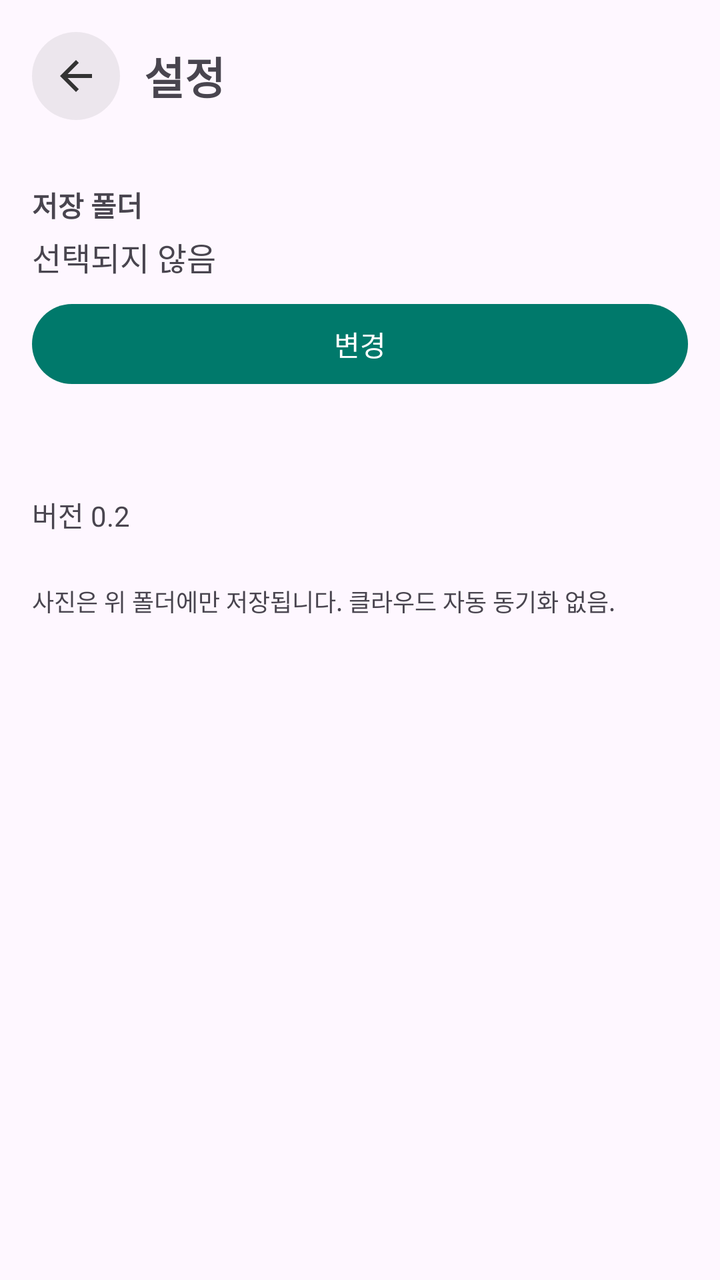
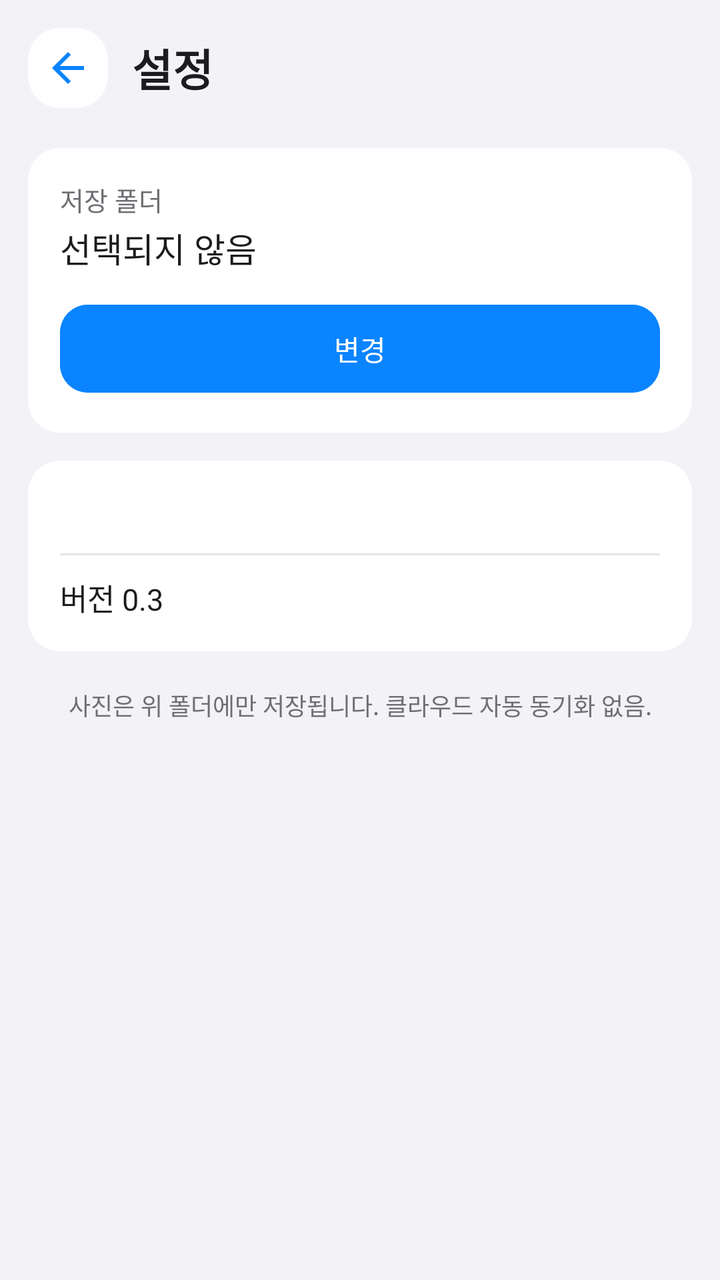

Compare the two renders of this Android layout. The source of the first and the diff that turns it into the second are given below.
<!-- AndroidManifest.xml: application theme Theme.ReceiptCam -->
<!-- res/layout/activity_settings.xml -->
<?xml version="1.0" encoding="utf-8"?>
<LinearLayout xmlns:android="http://schemas.android.com/apk/res/android"
    android:layout_width="match_parent"
    android:layout_height="match_parent"
    android:fitsSystemWindows="true"
    android:orientation="vertical"
    android:padding="16dp">

    <LinearLayout
        android:layout_width="match_parent"
        android:layout_height="wrap_content"
        android:gravity="center_vertical"
        android:orientation="horizontal">

        <ImageButton
            android:id="@+id/btnBack"
            android:layout_width="44dp"
            android:layout_height="44dp"
            android:padding="10dp"
            android:background="@drawable/circle_bg"
            android:backgroundTint="#33000000"
            android:src="@drawable/ic_arrow_back"
            android:tint="#333333"
            android:contentDescription="back" />

        <TextView
            android:layout_width="wrap_content"
            android:layout_height="wrap_content"
            android:layout_marginStart="12dp"
            android:text="@string/settings_title"
            android:textSize="22sp"
            android:textStyle="bold" />
    </LinearLayout>

    <TextView
        android:layout_width="match_parent"
        android:layout_height="wrap_content"
        android:layout_marginTop="32dp"
        android:text="@string/folder_label"
        android:textSize="14sp"
        android:textStyle="bold" />

    <TextView
        android:id="@+id/folderNameLabel"
        android:layout_width="match_parent"
        android:layout_height="wrap_content"
        android:layout_marginTop="4dp"
        android:text="@string/folder_none"
        android:textSize="16sp" />

    <Button
        android:id="@+id/btnChangeFolder"
        android:layout_width="match_parent"
        android:layout_height="wrap_content"
        android:layout_marginTop="8dp"
        android:text="@string/btn_change" />

    <TextView
        android:id="@+id/countLabel"
        android:layout_width="match_parent"
        android:layout_height="wrap_content"
        android:layout_marginTop="24dp"
        android:textSize="14sp" />

    <TextView
        android:layout_width="match_parent"
        android:layout_height="wrap_content"
        android:layout_marginTop="8dp"
        android:text="@string/version_info"
        android:textSize="14sp" />

    <TextView
        android:layout_width="match_parent"
        android:layout_height="wrap_content"
        android:layout_marginTop="24dp"
        android:text="@string/privacy_note"
        android:textSize="12sp" />

</LinearLayout>
<!-- resources referenced by this layout -->
<resources>
  <!-- drawable circle_bg (drawable) -->
  <?xml version="1.0" encoding="utf-8"?>
  <shape xmlns:android="http://schemas.android.com/apk/res/android"
      android:shape="oval">
      <solid android:color="#59000000" />
  </shape>
  <!-- drawable ic_arrow_back (drawable) -->
  <?xml version="1.0" encoding="utf-8"?>
  <vector xmlns:android="http://schemas.android.com/apk/res/android"
      android:width="24dp"
      android:height="24dp"
      android:viewportWidth="24"
      android:viewportHeight="24">
      <path
          android:fillColor="#FFFFFF"
          android:pathData="M20,11H7.83l5.59-5.59L12,4l-8,8 8,8 1.41-1.41L7.83,13H20v-2z" />
  </vector>
  <string name="btn_change">변경</string>
  <string name="folder_label">저장 폴더</string>
  <string name="folder_none">선택되지 않음</string>
  <string name="privacy_note">사진은 위 폴더에만 저장됩니다. 클라우드 자동 동기화 없음.</string>
  <string name="settings_title">설정</string>
  <string name="version_info">버전 0.2</string>
  <style name="Theme.ReceiptCam" parent="Theme.Material3.DayNight.NoActionBar">
          <item name="colorPrimary">@color/teal_700</item>
          <item name="colorOnPrimary">@color/white</item>
          <item name="android:statusBarColor">@android:color/transparent</item>
          <item name="android:navigationBarColor">@android:color/transparent</item>
      </style>
  <color name="teal_700">#00796B</color>
  <color name="white">#FFFFFF</color>
</resources>

<!-- the commit's change to res/layout/activity_settings.xml (unified diff, before → after) -->
@@ -1,11 +1,14 @@
 <?xml version="1.0" encoding="utf-8"?>
 <LinearLayout xmlns:android="http://schemas.android.com/apk/res/android"
+    xmlns:app="http://schemas.android.com/apk/res-auto"
     android:layout_width="match_parent"
     android:layout_height="match_parent"
     android:fitsSystemWindows="true"
     android:orientation="vertical"
-    android:padding="16dp">
+    android:background="@color/ios_bg"
+    android:padding="14dp">
 
+    
     <LinearLayout
         android:layout_width="match_parent"
         android:layout_height="wrap_content"
@@ -14,13 +17,12 @@
 
         <ImageButton
             android:id="@+id/btnBack"
-            android:layout_width="44dp"
-            android:layout_height="44dp"
-            android:padding="10dp"
-            android:background="@drawable/circle_bg"
-            android:backgroundTint="#33000000"
+            android:layout_width="40dp"
+            android:layout_height="40dp"
+            android:padding="9dp"
+            android:background="@drawable/bg_ios_card"
             android:src="@drawable/ic_arrow_back"
-            android:tint="#333333"
+            android:tint="@color/ios_blue"
             android:contentDescription="back" />
 
         <TextView
@@ -28,52 +30,84 @@
             android:layout_height="wrap_content"
             android:layout_marginStart="12dp"
             android:text="@string/settings_title"
+            android:textColor="@color/ios_label"
             android:textSize="22sp"
             android:textStyle="bold" />
+    </LinearLayout>
+
+    
+    <LinearLayout
+        android:layout_width="match_parent"
+        android:layout_height="wrap_content"
+        android:layout_marginTop="20dp"
+        android:background="@drawable/bg_ios_card"
+        android:orientation="vertical"
+        android:padding="16dp">
+
+        <TextView
+            android:layout_width="match_parent"
+            android:layout_height="wrap_content"
+            android:text="@string/folder_label"
+            android:textColor="@color/ios_secondary"
+            android:textSize="13sp" />
+
+        <TextView
+            android:id="@+id/folderNameLabel"
+            android:layout_width="match_parent"
+            android:layout_height="wrap_content"
+            android:layout_marginTop="2dp"
+            android:text="@string/folder_none"
+            android:textColor="@color/ios_label"
+            android:textSize="17sp" />
+
+        <Button
+            android:id="@+id/btnChangeFolder"
+            android:layout_width="match_parent"
+            android:layout_height="52dp"
+            android:layout_marginTop="12dp"
+            android:backgroundTint="@color/ios_blue"
+            android:text="@string/btn_change"
+            android:textColor="@color/white"
+            app:cornerRadius="14dp" />
+    </LinearLayout>
+
+    
+    <LinearLayout
+        android:layout_width="match_parent"
+        android:layout_height="wrap_content"
+        android:layout_marginTop="14dp"
+        android:background="@drawable/bg_ios_card"
+        android:orientation="vertical"
+        android:padding="16dp">
+
+        <TextView
+            android:id="@+id/countLabel"
+            android:layout_width="match_parent"
+            android:layout_height="wrap_content"
+            android:textColor="@color/ios_label"
+            android:textSize="15sp" />
+
+        <View
+            android:layout_width="match_parent"
+            android:layout_height="1dp"
+            android:layout_marginVertical="10dp"
+            android:background="#1A000000" />
+
+        <TextView
+            android:layout_width="match_parent"
+            android:layout_height="wrap_content"
+            android:text="@string/version_info"
+            android:textColor="@color/ios_label"
+            android:textSize="15sp" />
     </LinearLayout>
 
     <TextView
         android:layout_width="match_parent"
         android:layout_height="wrap_content"
-        android:layout_marginTop="32dp"
-        android:text="@string/folder_label"
-        android:textSize="14sp"
-        android:textStyle="bold" />
-
-    <TextView
-        android:id="@+id/folderNameLabel"
-        android:layout_width="match_parent"
-        android:layout_height="wrap_content"
-        android:layout_marginTop="4dp"
-        android:text="@string/folder_none"
-        android:textSize="16sp" />
-
-    <Button
-        android:id="@+id/btnChangeFolder"
-        android:layout_width="match_parent"
-        android:layout_height="wrap_content"
-        android:layout_marginTop="8dp"
-        android:text="@string/btn_change" />
-
-    <TextView
-        android:id="@+id/countLabel"
-        android:layout_width="match_parent"
-        android:layout_height="wrap_content"
-        android:layout_marginTop="24dp"
-        android:textSize="14sp" />
-
-    <TextView
-        android:layout_width="match_parent"
-        android:layout_height="wrap_content"
-        android:layout_marginTop="8dp"
-        android:text="@string/version_info"
-        android:textSize="14sp" />
-
-    <TextView
-        android:layout_width="match_parent"
-        android:layout_height="wrap_content"
-        android:layout_marginTop="24dp"
+        android:layout_marginTop="18dp"
+        android:gravity="center"
         android:text="@string/privacy_note"
+        android:textColor="@color/ios_secondary"
         android:textSize="12sp" />
 
 </LinearLayout>
<!-- resource entries referenced after the edit -->
@@ -1,11 +1,9 @@
 <!-- resources referenced by this layout -->
 <resources>
-  <!-- drawable circle_bg (drawable) -->
-  <?xml version="1.0" encoding="utf-8"?>
-  <shape xmlns:android="http://schemas.android.com/apk/res/android"
-      android:shape="oval">
-      <solid android:color="#59000000" />
-  </shape>
+  <color name="ios_bg">#F2F2F7</color>
+  <color name="ios_blue">#0A84FF</color>
+  <color name="ios_label">#1C1C1E</color>
+  <color name="ios_secondary">#6E6E73</color>
   <!-- drawable ic_arrow_back (drawable) -->
   <?xml version="1.0" encoding="utf-8"?>
   <vector xmlns:android="http://schemas.android.com/apk/res/android"
@@ -22,14 +20,22 @@
   <string name="folder_none">선택되지 않음</string>
   <string name="privacy_note">사진은 위 폴더에만 저장됩니다. 클라우드 자동 동기화 없음.</string>
   <string name="settings_title">설정</string>
-  <string name="version_info">버전 0.2</string>
+  <string name="version_info">버전 0.3</string>
   <style name="Theme.ReceiptCam" parent="Theme.Material3.DayNight.NoActionBar">
           <item name="colorPrimary">@color/teal_700</item>
           <item name="colorOnPrimary">@color/white</item>
           <item name="android:statusBarColor">@android:color/transparent</item>
           <item name="android:navigationBarColor">@android:color/transparent</item>
       </style>
+  <color name="ios_card">#FFFFFF</color>
   <color name="teal_700">#00796B</color>
   <color name="white">#FFFFFF</color>
+  <!-- drawable bg_ios_card (drawable) -->
+  <?xml version="1.0" encoding="utf-8"?>
+  <shape xmlns:android="http://schemas.android.com/apk/res/android"
+      android:shape="rectangle">
+      <solid android:color="@color/ios_card" />
+      <corners android:radius="16dp" />
+  </shape>
 </resources>
 
